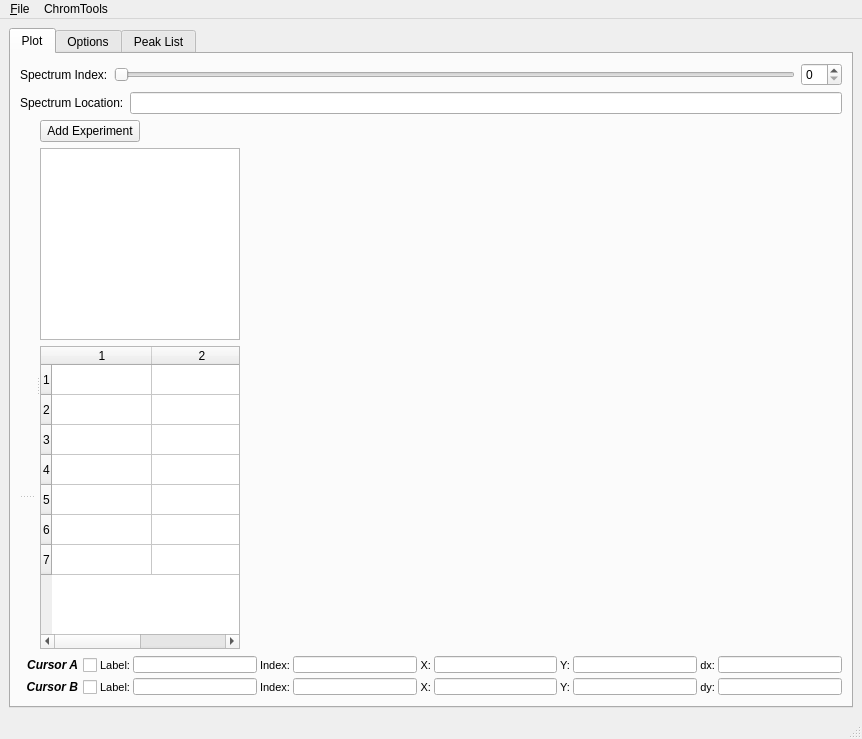
Old version of the form GCAlign/iterate.ui in the repository mfitzp/toolz.
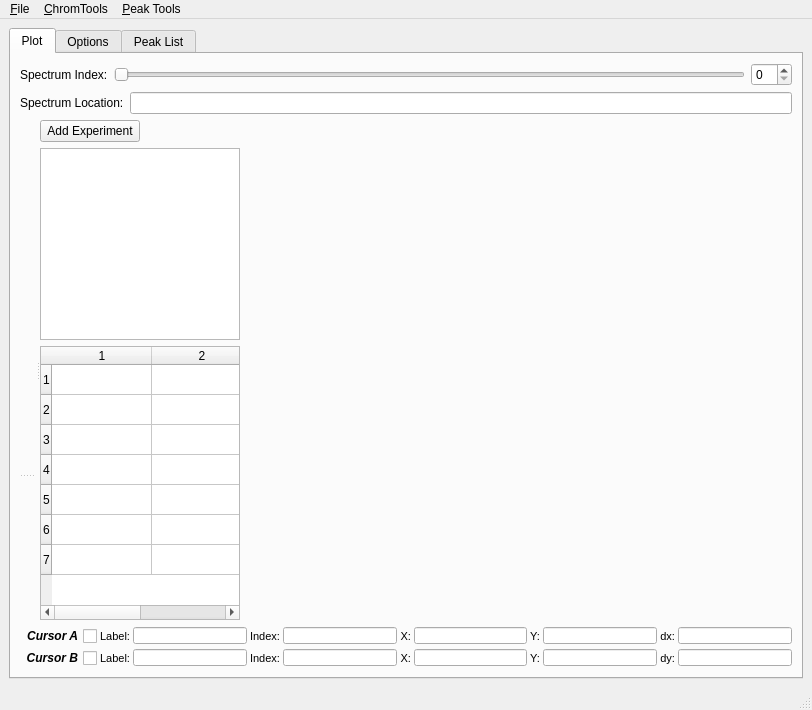
New version of the form. Icons and pictures are not drawn. Custom widgets are drawn as their Qt base class.

What changed in the file:
```diff
--- a/GCAlign/iterate.ui
+++ b/GCAlign/iterate.ui
@@ -5,8 +5,8 @@
    <rect>
     <x>0</x>
     <y>0</y>
-    <width>862</width>
-    <height>739</height>
+    <width>812</width>
+    <height>710</height>
    </rect>
   </property>
   <property name="windowTitle" >
@@ -975,13 +975,13 @@
     <rect>
      <x>0</x>
      <y>0</y>
-     <width>862</width>
+     <width>812</width>
      <height>21</height>
     </rect>
    </property>
    <widget class="QMenu" name="menuTools" >
     <property name="title" >
-     <string>ChromTools</string>
+     <string>&amp;ChromTools</string>
     </property>
     <addaction name="actionCursor_A" />
     <addaction name="actionCursor_B" />
@@ -995,9 +995,17 @@
     <property name="title" >
      <string>&amp;File</string>
     </property>
+    <addaction name="action_Open" />
+   </widget>
+   <widget class="QMenu" name="menu_Peak_Tools" >
+    <property name="title" >
+     <string>&amp;Peak Tools</string>
+    </property>
+    <addaction name="action_Find_Peaks" />
    </widget>
    <addaction name="menu_File" />
    <addaction name="menuTools" />
+   <addaction name="menu_Peak_Tools" />
   </widget>
   <widget class="QStatusBar" name="statusbar" />
   <action name="action_Open" >
```
Left out of the diff: 8 changed lines with no effect on the pictures.
